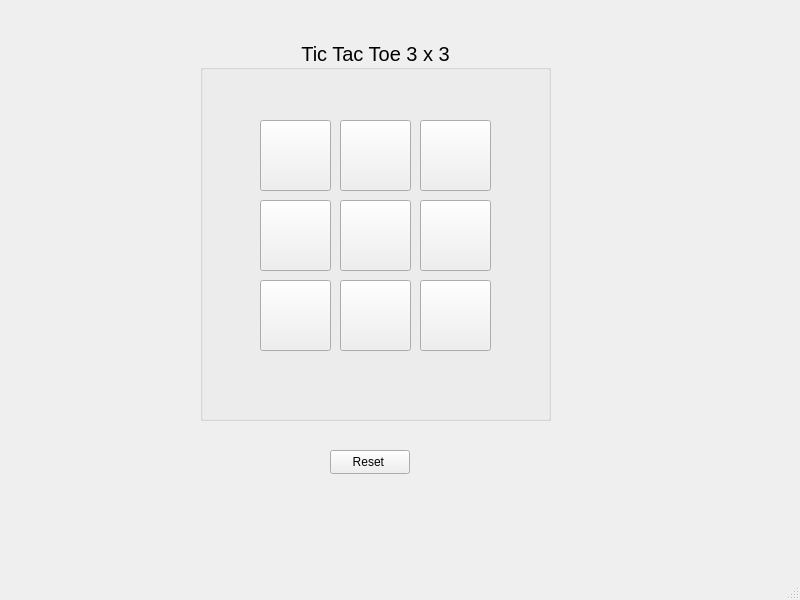
Old version of the form tictactoe.ui in the repository MTDau/TicTacToeGUI.
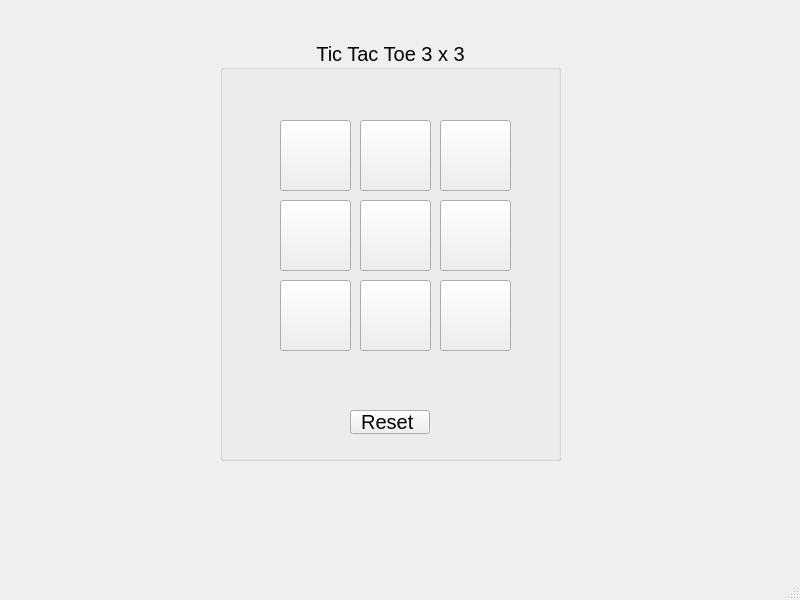
New version of the form.

Diff of the .ui file:
```diff
--- a/tictactoe.ui
+++ b/tictactoe.ui
@@ -17,10 +17,10 @@
    <widget class="QGroupBox" name="groupBox">
     <property name="geometry">
      <rect>
-      <x>200</x>
+      <x>220</x>
       <y>40</y>
-      <width>351</width>
-      <height>381</height>
+      <width>341</width>
+      <height>421</height>
      </rect>
     </property>
     <property name="font">
@@ -151,6 +151,35 @@
       <string/>
      </property>
     </widget>
+    <widget class="QPushButton" name="Reset">
+     <property name="geometry">
+      <rect>
+       <x>130</x>
+       <y>370</y>
+       <width>80</width>
+       <height>24</height>
+      </rect>
+     </property>
+     <property name="text">
+      <string>Reset </string>
+     </property>
+    </widget>
+    <widget class="QFrame" name="show_winner">
+     <property name="geometry">
+      <rect>
+       <x>109</x>
+       <y>320</y>
+       <width>131</width>
+       <height>41</height>
+      </rect>
+     </property>
+     <property name="frameShape">
+      <enum>QFrame::Shape::NoFrame</enum>
+     </property>
+     <property name="frameShadow">
+      <enum>QFrame::Shadow::Plain</enum>
+     </property>
+    </widget>
     <zorder>Board00</zorder>
     <zorder>Board10</zorder>
     <zorder>Board20</zorder>
@@ -160,19 +189,8 @@
     <zorder>Board22</zorder>
     <zorder>Board21</zorder>
     <zorder>Board12</zorder>
-   </widget>
-   <widget class="QPushButton" name="Reset">
-    <property name="geometry">
-     <rect>
-      <x>330</x>
-      <y>450</y>
-      <width>80</width>
-      <height>24</height>
-     </rect>
-    </property>
-    <property name="text">
-     <string>Reset </string>
-    </property>
+    <zorder>Reset</zorder>
+    <zorder>show_winner</zorder>
    </widget>
   </widget>
   <widget class="QMenuBar" name="menubar">
```
Left out of the diff: 1 changed line with no effect on the pictures.
